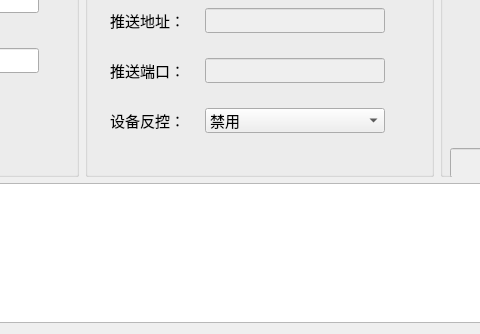
The window that mpro_deploy/home/home_mainwid.ui (ChinaClever/MPro-Tools) describes before a commit, drawn with Qt 5; both pictures show x 282 to 762 and y 409 to 743 of the 1083 by 743 pixel window.
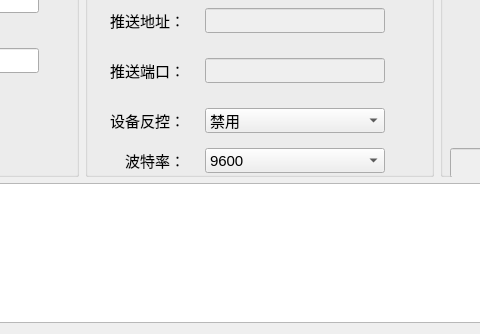
The same window after the commit.

```diff
--- a/mpro_deploy/home/home_mainwid.ui
+++ b/mpro_deploy/home/home_mainwid.ui
@@ -271,6 +271,37 @@
        <set>Qt::AlignRight|Qt::AlignTrailing|Qt::AlignVCenter</set>
       </property>
      </widget>
+     <widget class="QComboBox" name="brBox">
+      <property name="geometry">
+       <rect>
+        <x>120</x>
+        <y>380</y>
+        <width>180</width>
+        <height>25</height>
+       </rect>
+      </property>
+      <item>
+       <property name="text">
+        <string>9600</string>
+       </property>
+      </item>
+     </widget>
+     <widget class="QLabel" name="label_20">
+      <property name="geometry">
+       <rect>
+        <x>10</x>
+        <y>380</y>
+        <width>90</width>
+        <height>25</height>
+       </rect>
+      </property>
+      <property name="text">
+       <string>波特率：</string>
+      </property>
+      <property name="alignment">
+       <set>Qt::AlignRight|Qt::AlignTrailing|Qt::AlignVCenter</set>
+      </property>
+     </widget>
     </widget>
    </item>
    <item row="1" column="2">
```
Left out of the diff: 2 changed lines with no effect on the pictures.
